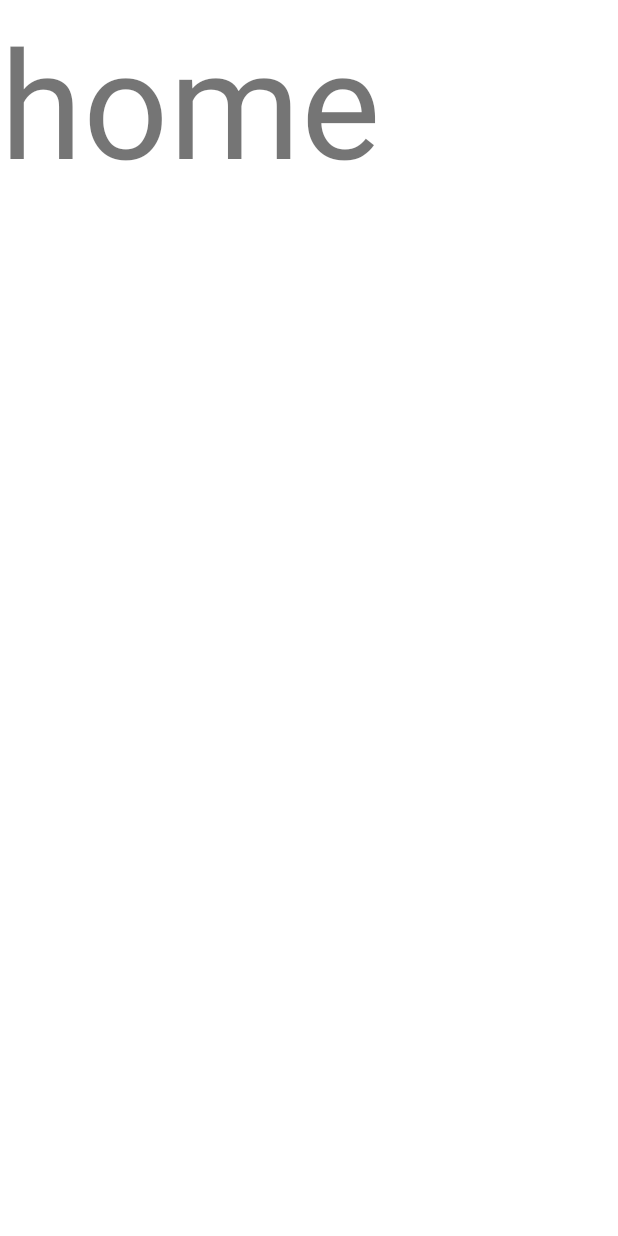
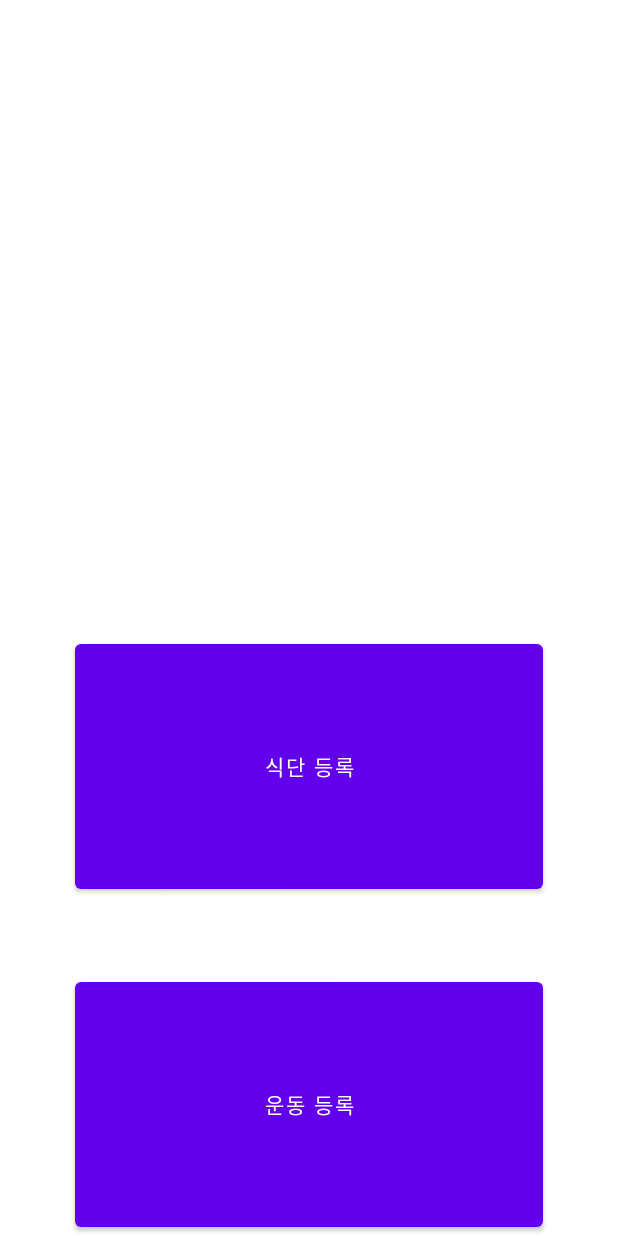
Before and after one commit to Kim-JuYong/PigFarm, an Android app: the layout home_fragment.xml on its own in the app's theme, with its tools: preview values and no code run, on a phone screen of 412 x 824 dp. Run offline under Robolectric (Android 15) with nearby library versions, the light colour scheme and no system bars.

Commit message:
acitivty 에 카메라 구현

```diff
--- a/PigFarm/app/build.gradle
+++ b/PigFarm/app/build.gradle
@@ -40,4 +40,5 @@ dependencies {
     testImplementation 'junit:junit:4.+'
     androidTestImplementation 'androidx.test.ext:junit:1.1.2'
     androidTestImplementation 'androidx.test.espresso:espresso-core:3.3.0'
+    implementation 'gun0912.ted:tedpermission:2.2.3'
 }
--- a/PigFarm/app/src/main/res/layout/home_fragment.xml
+++ b/PigFarm/app/src/main/res/layout/home_fragment.xml
@@ -1,10 +1,32 @@
 <?xml version="1.0" encoding="utf-8"?>
-<androidx.constraintlayout.widget.ConstraintLayout
-    xmlns:android="http://schemas.android.com/apk/res/android" android:layout_width="match_parent"
-    android:layout_height="match_parent">
-    <TextView
+<LinearLayout
+    xmlns:android="http://schemas.android.com/apk/res/android"
+    android:layout_width="match_parent"
+    android:layout_height="match_parent"
+    android:orientation="vertical"
+    xmlns:app="http://schemas.android.com/apk/res-auto">
+    <ImageView
+        android:layout_weight="1"
+        android:id="@+id/image_view"
         android:layout_width="match_parent"
-        android:layout_height="match_parent"
-        android:text="home"
-        android:textSize="100sp"/>
-</androidx.constraintlayout.widget.ConstraintLayout>
+        android:layout_height="wrap_content"/>
+     <Button
+        android:layout_weight="0.3"
+        android:id="@+id/meal_photo_register_button"
+        android:layout_width="match_parent"
+        android:layout_height="wrap_content"
+        android:text="식단 등록"
+         android:layout_gravity="center"
+         android:layout_marginLeft="50dp"
+         android:layout_marginRight="50dp"/>
+    <Button
+        android:layout_weight="0.3"
+        android:id="@+id/work_register_button"
+        android:layout_width="match_parent"
+        android:layout_height="wrap_content"
+        android:layout_marginTop="50dp"
+        android:text="운동 등록"
+        android:layout_gravity="center"
+        android:layout_marginLeft="50dp"
+        android:layout_marginRight="50dp"/>
+</LinearLayout>
--- a/PigFarm/app/src/main/res/navigation/navigation.xml
+++ b/PigFarm/app/src/main/res/navigation/navigation.xml
@@ -15,5 +15,9 @@
     <fragment
         android:id="@+id/mypage"
         android:name="com.example.pigfarm.MypageFragment"/>
+    <activity
+        android:id="@+id/photoActivity"
+        android:name="com.example.pigfarm.PhotoActivity"
+        android:label="PhotoActivity" />
 
 </navigation>
--- /dev/null
+++ b/PigFarm/app/src/main/res/xml/filepaths.xml
@@ -0,0 +1,5 @@
+<?xml version="1.0" encoding="utf-8"?>
+<paths xmlns:android="http://schemas.android.com/apk/res/android">
+    <external-path name="my_images" path = "Android/data/com.example.pigfarm/files/Pictures"/>
+
+</paths>
```
Also changed, not shown: PigFarm/app/src/main/AndroidManifest.xml (+18 -2 lines), PigFarm/app/src/main/java/com/example/pigfarm/AnalyzeFragment.java (+10 -0 lines), PigFarm/app/src/main/java/com/example/pigfarm/HomeFragment.java (+26 -1 lines), PigFarm/app/src/main/java/com/example/pigfarm/MainActivity.java (+18 -0 lines), PigFarm/app/src/main/java/com/example/pigfarm/PhotoActivity.java (added, +137 -0 lines), PigFarm/app/src/main/res/layout/analyze_fragment.xml (+4 -6 lines), 1 other file.
